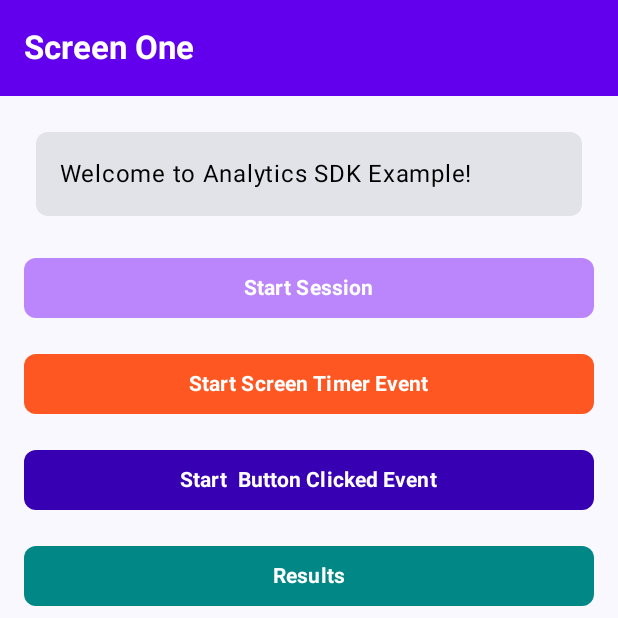
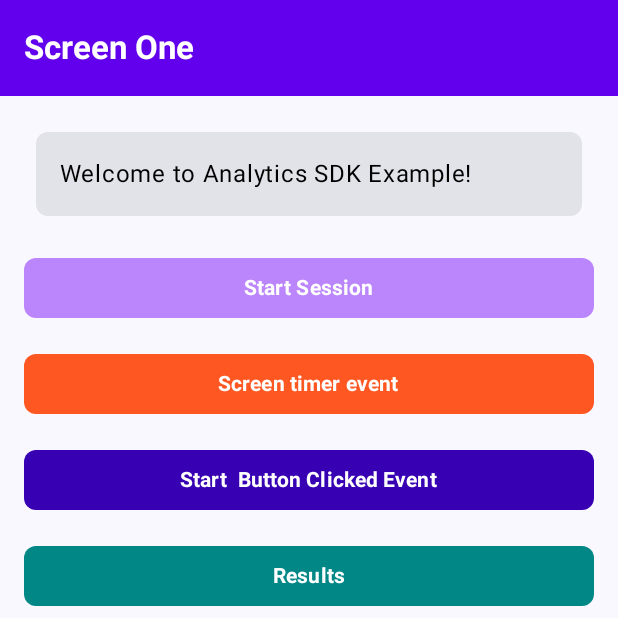
Before and after one commit to MacNew/sdktracker, an Android app built with Jetpack Compose: the screen it shows after launch (MainActivity), on a phone screen of 412 x 824 dp, the top half of it. Run offline under Robolectric (Android 15) with nearby library versions, the phone set to English and light mode, and no system bars.

Commit message:
text name changed

```diff
--- a/app/src/main/java/org/tracker/sdk/MainActivity.kt
+++ b/app/src/main/java/org/tracker/sdk/MainActivity.kt
@@ -145,7 +145,7 @@ fun AnalyticsExampleScreen(
                     shape = RoundedCornerShape(8.dp),
                     colors = ButtonDefaults.buttonColors(containerColor = colorResource(R.color.end_color),)
                 ) {
-                    Text("Start Screen Timer Event", fontWeight = FontWeight.Bold,
+                    Text("Screen timer event", fontWeight = FontWeight.Bold,
                         color = colorResource(R.color.text_color)
                     )
                 }
```
